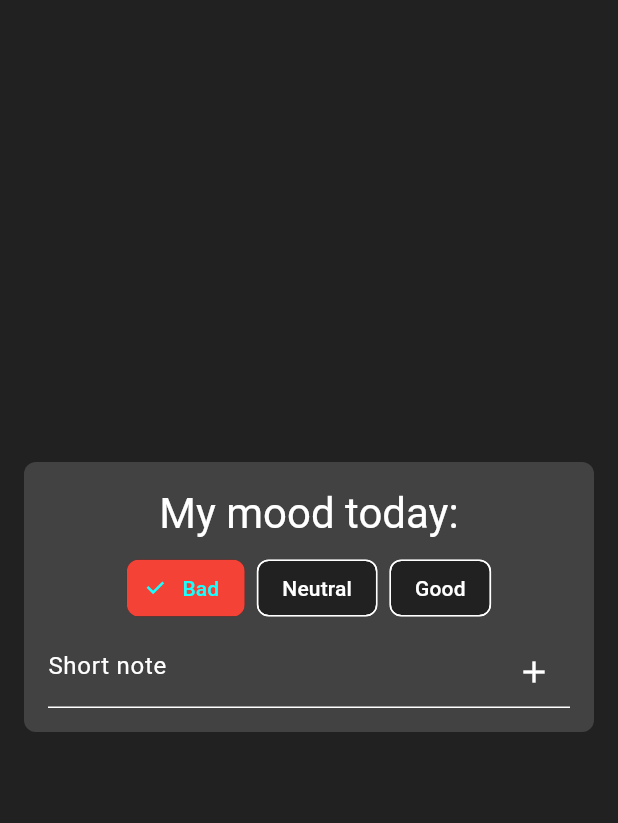
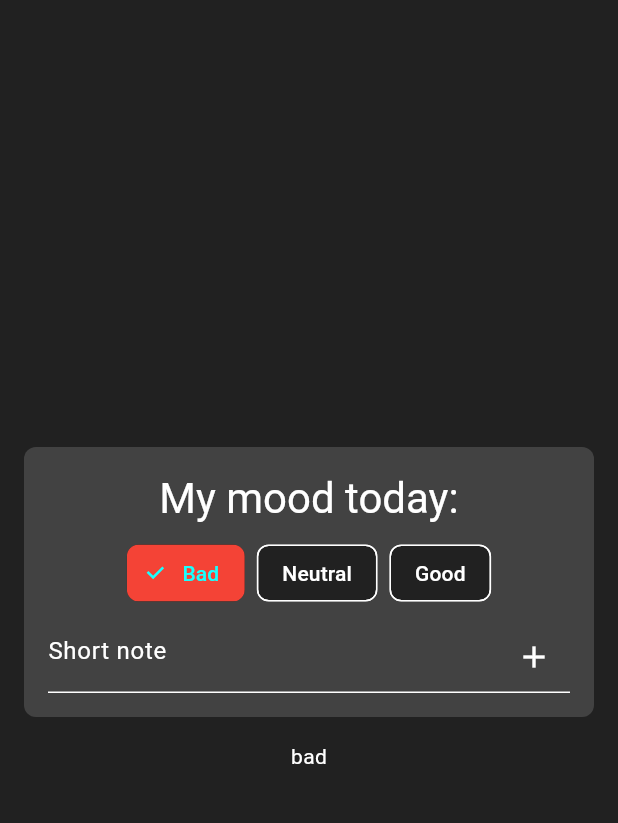
Before and after one commit to marek-musial/mini_journal_app, a Flutter app: the screen it shows after launch, after a tap on "Bad", on a phone screen of 412 x 824 dp, the part 63-886 px from its top. Run offline on Flutter 3.47's test engine with Material 2 defaults, Android fonts, the phone set to English and light mode, and no system bars; our stand-ins replace bloc, flutter_bloc.

Commit message:
Add basic functionality for changing mood
Added state management for changing moods with choice chips.

```diff
--- a/lib/app/features/home/home_page.dart
+++ b/lib/app/features/home/home_page.dart
@@ -1,4 +1,6 @@
 import 'package:flutter/material.dart';
+import 'package:flutter_bloc/flutter_bloc.dart';
+import 'package:journal/app/features/mood/cubit/mood_page_cubit.dart';
 import 'package:journal/app/features/mood/mood_page_content.dart';
 
 class HomePage extends StatelessWidget {
@@ -10,7 +12,10 @@ class HomePage extends StatelessWidget {
       appBar: AppBar(
         title: const Text('Journal home page'),
       ),
-      body: MoodPageContent(),
+      body: BlocProvider(
+        create: (context) => MoodPageCubit(),
+        child: MoodPageContent(),
+      ),
     );
   }
 }
--- a/lib/app/features/mood/cubit/mood_page_cubit.dart
+++ b/lib/app/features/mood/cubit/mood_page_cubit.dart
@@ -3,6 +3,29 @@ import 'package:meta/meta.dart';
 
 part 'mood_page_state.dart';
 
+enum MoodEnum { bad, neutral, good }
+
 class MoodPageCubit extends Cubit<MoodPageState> {
-  MoodPageCubit() : super(MoodPageState());
+  MoodPageCubit()
+      : super(
+          const MoodPageState(
+            moodEnum: null,
+          ),
+        );
+
+  Future<void> start() async {
+    emit(
+      const MoodPageState(
+        moodEnum: MoodEnum.neutral,
+      ),
+    );
+  }
+
+  Future<void> setMood(MoodEnum mood) async {
+    emit(
+      MoodPageState(
+        moodEnum: mood,
+      ),
+    );
+  }
 }
--- a/lib/app/features/mood/cubit/mood_page_state.dart
+++ b/lib/app/features/mood/cubit/mood_page_state.dart
@@ -1,4 +1,10 @@
 part of 'mood_page_cubit.dart';
 
 @immutable
-class MoodPageState {}
+class MoodPageState {
+  final Enum? moodEnum;
+
+  const MoodPageState({
+    required this.moodEnum,
+  });
+}
--- a/lib/app/features/mood/mood_page_content.dart
+++ b/lib/app/features/mood/mood_page_content.dart
@@ -1,11 +1,14 @@
 import 'package:flutter/material.dart';
+import 'package:journal/app/features/mood/cubit/mood_page_cubit.dart';
 import 'package:journal/consts/color_schemes.dart';
+import 'package:flutter_bloc/flutter_bloc.dart';
 
 class MoodPageContent extends StatelessWidget {
   MoodPageContent({super.key});
 
   final bool selected = true;
   final controller = TextEditingController();
+
   @override
   Widget build(BuildContext context) {
     return Column(
@@ -49,6 +52,22 @@ class MoodPageContent extends StatelessWidget {
             ],
           ),
         ),
+        BlocBuilder<MoodPageCubit, MoodPageState>(
+          builder: (context, state) {
+            Enum? currentMood = context.read<MoodPageCubit>().state.moodEnum;
+            switch (currentMood) {
+              case MoodEnum.bad:
+                return const Text('bad');
+              case MoodEnum.neutral:
+                return const Text('neutral');
+              case MoodEnum.good:
+                return const Text('good');
+            }
+            return const SizedBox(
+              height: 20,
+            );
+          },
+        )
       ],
     );
   }
@@ -79,6 +98,7 @@ class _MoodSelectionState extends State<MoodSelection> {
           onSelected: (selected) {
             setState(() {
               _value = selected ? 0 : null;
+              context.read<MoodPageCubit>().setMood(MoodEnum.bad);
             });
           },
           selectedColor: Colors.red,
@@ -89,6 +109,7 @@ class _MoodSelectionState extends State<MoodSelection> {
           onSelected: (selected) {
             setState(() {
               _value = selected ? 1 : null;
+              context.read<MoodPageCubit>().setMood(MoodEnum.neutral);
             });
           },
           selectedColor: Colors.grey.shade700,
@@ -97,9 +118,12 @@ class _MoodSelectionState extends State<MoodSelection> {
           label: const Text('Good'),
           selected: _value == 2,
           onSelected: (selected) {
-            setState(() {
-              _value = selected ? 2 : null;
-            });
+            setState(
+              () {
+                _value = selected ? 2 : null;
+                context.read<MoodPageCubit>().setMood(MoodEnum.good);
+              },
+            );
           },
           selectedColor: Colors.green,
         ),
```
